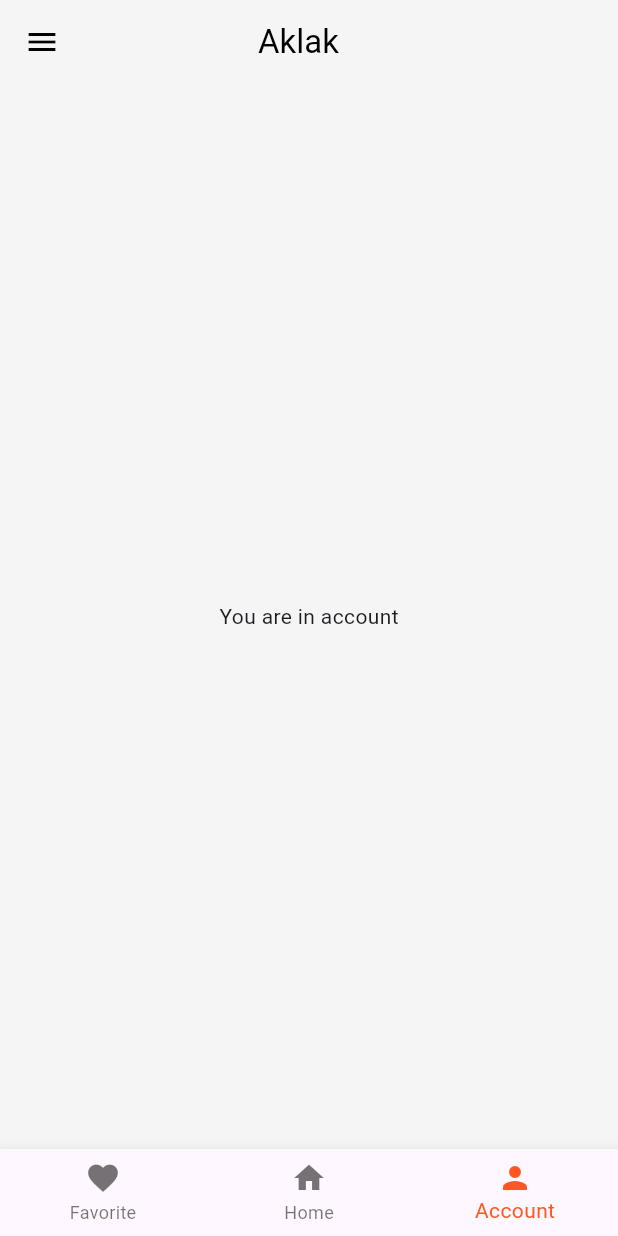
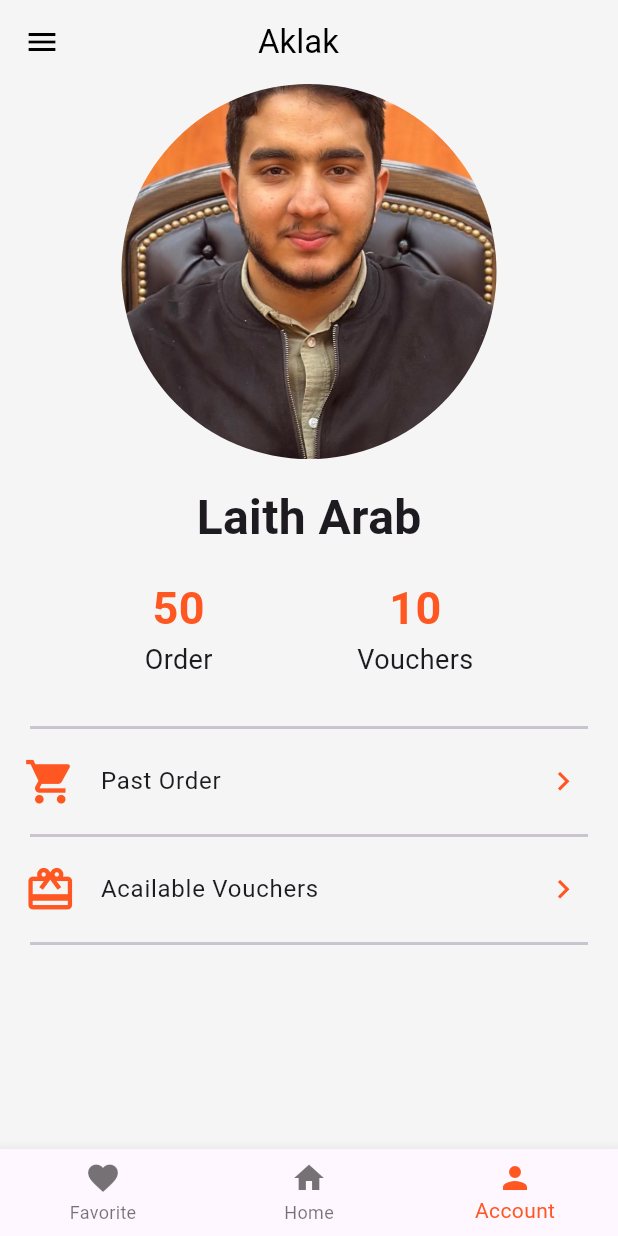
Before and after one commit to LaithArab/Food-Delivery-Flutter, a Flutter app: the screen it shows after launch, item 3 of the bottom bar chosen, on a phone screen of 412 x 824 dp. Run offline on Flutter 3.47's test engine with Material 3 defaults, Android fonts, the phone set to English and light mode, and no system bars; network calls fail.

Commit message:
Edit account page

```diff
--- /dev/null
+++ b/lib/pages/account_page.dart
@@ -0,0 +1,82 @@
+import 'package:flutter/material.dart';
+
+class AccountPage extends StatelessWidget {
+  const AccountPage({super.key});
+
+  Widget orderVoucherITem({required String name, required int number}) {
+    return Column(
+      children: [
+        Text(
+          number.toString(),
+          style: TextStyle(
+            fontSize: 30,
+            fontWeight: FontWeight.w600,
+            color: Colors.deepOrange,
+          ),
+        ),
+        Text("$name", style: TextStyle(fontSize: 18)),
+      ],
+    );
+  }
+
+  Widget itemTappedTile({
+    required String title,
+    String? subtitle,
+    required IconData icon,
+  }) {
+    return ListTile(
+      leading: Icon(icon, size: 35, color: Colors.deepOrange),
+      title: Text(title),
+      subtitle: subtitle != null ? Text(subtitle) : null,
+      trailing: const Icon(
+        Icons.chevron_right,
+        color: Colors.deepOrange,
+        size: 25,
+      ),
+      onTap: () => print('$title clicked!'),
+    );
+  }
+
+  @override
+  Widget build(BuildContext context) {
+    return Center(
+      child: Column(
+        children: [
+          Container(
+            height: 250,
+            decoration: BoxDecoration(
+              shape: BoxShape.circle,
+              image: DecorationImage(
+                image: AssetImage('assets/images/laithPhoto.jpg'),
+                fit: BoxFit.cover,
+              ),
+            ),
+          ),
+          const SizedBox(height: 16.0),
+          const Text(
+            "Laith Arab",
+            style: TextStyle(fontSize: 32, fontWeight: FontWeight.w600),
+          ),
+          const SizedBox(height: 16.0),
+          Row(
+            mainAxisAlignment: MainAxisAlignment.spaceEvenly,
+            children: [
+              orderVoucherITem(name: "Order", number: 50),
+              orderVoucherITem(name: "Vouchers", number: 10),
+            ],
+          ),
+          const SizedBox(height: 24.0),
+          Divider(thickness: 2, indent: 20, endIndent: 20),
+
+          itemTappedTile(title: "Past Order", icon: Icons.shopping_cart),
+          Divider(thickness: 2, indent: 20, endIndent: 20),
+          itemTappedTile(
+            title: "Acailable Vouchers",
+            icon: Icons.card_giftcard,
+          ),
+          Divider(thickness: 2, indent: 20, endIndent: 20),
+        ],
+      ),
+    );
+  }
+}
--- a/lib/pages/botton_navbar.dart
+++ b/lib/pages/botton_navbar.dart
@@ -1,4 +1,5 @@
 import 'package:flutter/material.dart';
+import 'package:food_delivery/pages/account_page.dart';
 import 'package:food_delivery/pages/favorites_page.dart';
 import 'package:food_delivery/pages/home_page.dart';
 
@@ -17,11 +18,7 @@ class _MyWidgetState extends State<BottomNavBarPage> {
     });
   }
 
-  List<Widget> bodyOption = const [
-    FavoritesPage(),
-    HomePage(),
-    Center(child: Text('You are in account')),
-  ];
+  List<Widget> bodyOption = const [FavoritesPage(), HomePage(), AccountPage()];
 
   @override
   Widget build(BuildContext context) {
--- a/lib/pages/favorites_page.dart
+++ b/lib/pages/favorites_page.dart
@@ -14,6 +14,23 @@ class _FavoritesPageState extends State<FavoritesPage> {
     final favoriteFood = food
         .where((foodItem) => foodItem.isFavorite == true)
         .toList();
+    if (favoriteFood.isEmpty) {
+      return Center(
+        child: Column(
+          children: [
+            Image.asset(
+              'assets/images/haha.png',
+              fit: BoxFit.cover,
+              height: 300,
+            ),
+            const Text(
+              "No Favorite Items Found!",
+              style: TextStyle(fontSize: 22),
+            ),
+          ],
+        ),
+      );
+    }
     return Padding(
       padding: const EdgeInsets.all(16.0),
       child: ListView.builder(
--- a/pubspec.yaml
+++ b/pubspec.yaml
@@ -60,7 +60,8 @@ flutter:
   # To add assets to your application, add an assets section, like this:
   assets:
     - assets/images/lala.png
-    # - images/a_dot_ham.jpeg
+    - assets/images/haha.png
+    - assets/images/laithPhoto.jpg
 
   # An image asset can refer to one or more resolution-specific "variants", see
   # https://flutter.dev/to/resolution-aware-images
```
Also changed, not shown: assets/images/haha.png (added), assets/images/laithPhoto.jpg (added).
